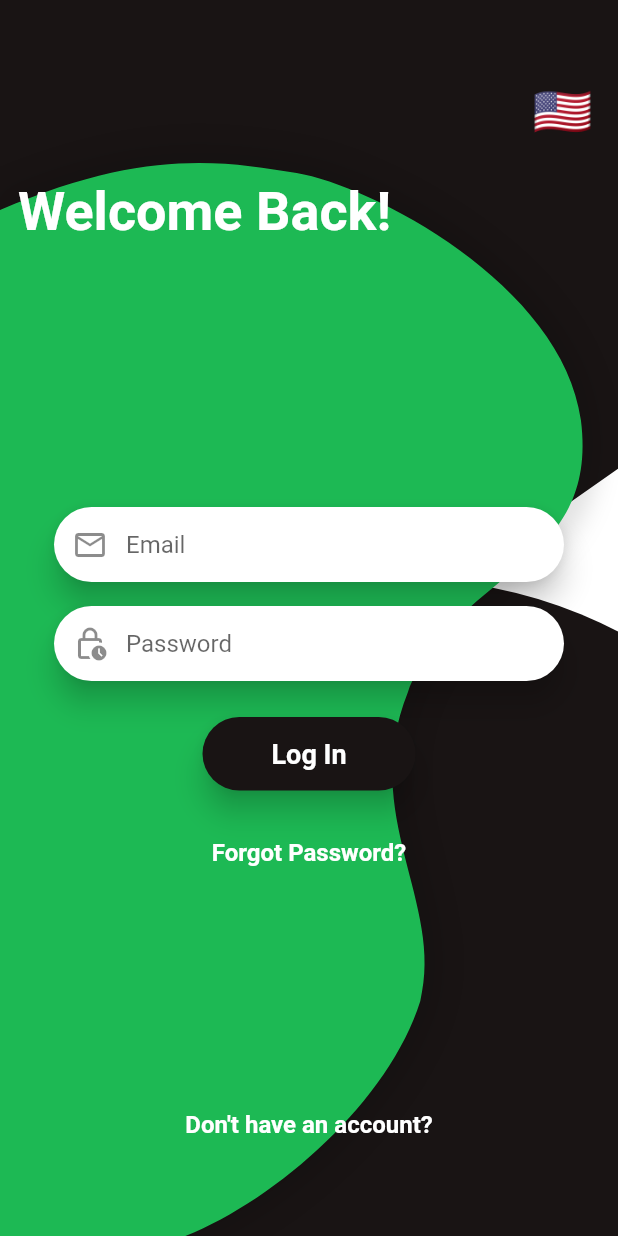
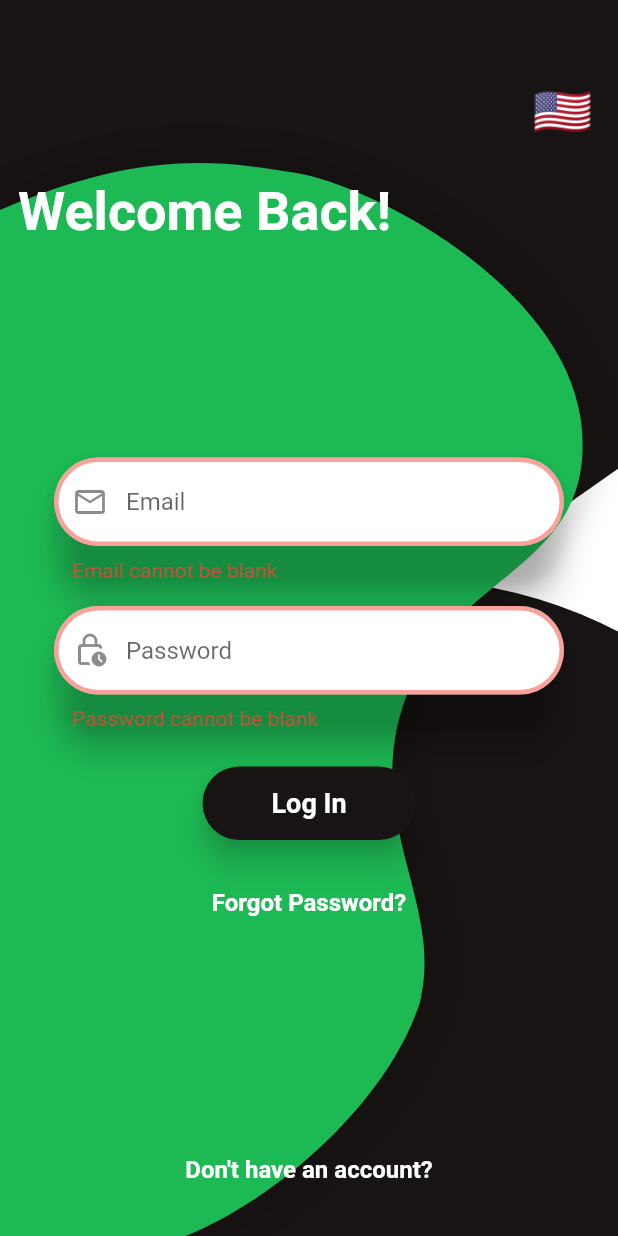
Before and after one commit to teklifyap/mobil, a Flutter app: the screen it shows after launch, after a tap on "Log In", on a phone screen of 412 x 824 dp. Run offline on Flutter 3.47's test engine with Material 2 defaults, Android fonts, the light colour scheme and no system bars; generated files the repository leaves out were written again.

Commit message:
form validationlar

```diff
--- a/lib/screens/login_screen/animations/change_screen_animation.dart
+++ b/lib/screens/login_screen/animations/change_screen_animation.dart
@@ -22,7 +22,7 @@ class ChangeScreenAnimation {
   static final List<Animation<Offset>> forgotPasswordAnimations = [];
 
   static var isPlaying = false;
-  static var currentScreen = Screens.welcomeBack;
+  static var currentScreen = Screens.login;
   static bool hasBeenInitialized = false;
 
   static Animation<Offset> createCustomAnimation({
--- a/lib/screens/login_screen/components/bottom_text.dart
+++ b/lib/screens/login_screen/components/bottom_text.dart
@@ -15,7 +15,7 @@ class BottomText extends StatefulWidget {
 class _BottomTextState extends State<BottomText> {
   @override
   void initState() {
-    ChangeScreenAnimation.bottomTextAnimation.addStatusListener((status) {
+    ChangeScreenAnimation.topTextAnimation.addStatusListener((status) {
       if (status == AnimationStatus.completed) {
         setState(() {});
       }
@@ -33,15 +33,14 @@ class _BottomTextState extends State<BottomText> {
           : GestureDetector(
               onTap: () {
                 if (!ChangeScreenAnimation.isPlaying) {
-                  ChangeScreenAnimation.currentScreen == Screens.welcomeBack
+                  ChangeScreenAnimation.currentScreen == Screens.login
                       ? ChangeScreenAnimation.forward()
                       : ChangeScreenAnimation.reverse();
 
-                  if (ChangeScreenAnimation.currentScreen ==
-                      Screens.createAccount) {
-                    ChangeScreenAnimation.currentScreen = Screens.welcomeBack;
+                  if (ChangeScreenAnimation.currentScreen == Screens.register) {
+                    ChangeScreenAnimation.currentScreen = Screens.login;
                   } else {
-                    ChangeScreenAnimation.currentScreen = Screens.createAccount;
+                    ChangeScreenAnimation.currentScreen = Screens.register;
                   }
                 }
               },
@@ -59,7 +58,7 @@ class _BottomTextState extends State<BottomText> {
                       children: [
                         TextSpan(
                           text: ChangeScreenAnimation.currentScreen ==
-                                  Screens.createAccount
+                                  Screens.register
                               ? AppLocalizations.of(context)!
                                   .alreadyHaveAnAccount
                               : AppLocalizations.of(context)!
--- /dev/null
+++ b/lib/screens/login_screen/components/forgotPassword.dart
@@ -0,0 +1,50 @@
+import 'package:flutter/material.dart';
+import 'package:teklifyap/screens/login_screen/animations/change_screen_animation.dart';
+import 'package:flutter_gen/gen_l10n/app_localizations.dart';
+
+class ForgotPasswordButton extends StatefulWidget {
+  const ForgotPasswordButton({Key? key}) : super(key: key);
+
+  @override
+  State<ForgotPasswordButton> createState() => _ForgotPasswordButtonState();
+}
+
+class _ForgotPasswordButtonState extends State<ForgotPasswordButton> {
+  @override
+  void initState() {
+    ChangeScreenAnimation.topTextAnimation.addStatusListener((status) {
+      if (status == AnimationStatus.completed) {
+        setState(() {});
+      }
+    });
+
+    super.initState();
+  }
+
+  @override
+  Widget build(BuildContext context) {
+    return Padding(
+      padding: const EdgeInsets.all(16),
+      child: Align(
+        alignment: Alignment.bottomCenter,
+        child: RichText(
+          text: TextSpan(
+            style: const TextStyle(
+              fontSize: 16,
+              fontFamily: 'Montserrat',
+            ),
+            children: [
+              TextSpan(
+                text: AppLocalizations.of(context)!.forgotPassword,
+                style: const TextStyle(
+                  color: Colors.white,
+                  fontWeight: FontWeight.w600,
+                ),
+              ),
+            ],
+          ),
+        ),
+      ),
+    );
+  }
+}
--- a/lib/screens/login_screen/components/login_content.dart
+++ b/lib/screens/login_screen/components/login_content.dart
@@ -5,6 +5,7 @@ import 'package:teklifyap/screens/app/app.dart';
 import 'package:teklifyap/screens/language_picker/language_picker_widget.dart';
 import 'package:teklifyap/screens/login_screen/animations/change_screen_animation.dart';
 import 'package:teklifyap/screens/login_screen/components/bottom_text.dart';
+import 'package:teklifyap/screens/login_screen/components/forgotPassword.dart';
 import 'package:teklifyap/screens/login_screen/components/top_text.dart';
 import 'package:teklifyap/screens/login_screen/login_screen.dart';
 import 'package:teklifyap/services/services.dart';
@@ -12,8 +13,8 @@ import 'package:teklifyap/utils/constants.dart';
 import 'package:teklifyap/utils/helper_functions.dart';
 
 enum Screens {
-  createAccount,
-  welcomeBack,
+  register,
+  login,
   forgotPassword,
 }
 
@@ -26,39 +27,85 @@ class LoginContent extends StatefulWidget {
 
 class _LoginContentState extends State<LoginContent>
     with TickerProviderStateMixin {
-  List<Widget>? loginContent;
-  List<Widget>? createAccountContent;
+  final _registerFormKey = GlobalKey<FormState>();
+  final _loginFormKey = GlobalKey<FormState>();
+  final _forgotPasswordFormKey = GlobalKey<FormState>();
+  List<Widget>? loginScreen;
+  List<Widget>? registerScreen;
   List<Widget>? forgotPasswordScreen;
   TextEditingController emailTextController = TextEditingController();
   TextEditingController passwordTextController = TextEditingController();
-  TextEditingController repeatPasswordTextController = TextEditingController();
+  TextEditingController registerRepeatPasswordTextController =
+      TextEditingController();
   TextEditingController nameTextController = TextEditingController();
   TextEditingController surnameTextController = TextEditingController();
 
+  String? isEmptyValidator(String? value) {
+    if (value == null || value.isEmpty) {
+      return "This section cannot be blank";
+    }
+    return null;
+  }
+
+  String? emailValidator(String? value) {
+    if (value == null || value.isEmpty) {
+      return "Email cannot be blank";
+    } else if (!RegExp(
+            r"^[a-zA-Z0-9.a-zA-Z0-9.!#$%&'*+-/=?^_`{|}~]+@[a-zA-Z0-9]+\.[a-zA-Z]+")
+        .hasMatch(value)) {
+      return "Please enter a valid email";
+    }
+    return null;
+  }
+
+  String? passwordValidator(String? value) {
+    if (value == null || value.isEmpty) {
+      return "Password cannot be blank";
+    } else if (!RegExp(r'^(?=.*?[A-Z])(?=.*?[a-z]).{8,}$').hasMatch(value)) {
+      return "Minimum 8 characters, one upper/lower case";
+    }
+    return null;
+  }
+
+  String? repeatPasswordValidator(String? value) {
+    if (value == null || value.isEmpty) {
+      return "Password cannot be blank";
+    } else if (value != passwordTextController.text) {
+      return "Passwords do not match";
+    }
+    return null;
+  }
+
   Widget inputField(String hint, IconData iconData, bool isObscure,
-      TextEditingController controller) {
+      TextEditingController controller, String? Function(String?)? validator) {
     return Padding(
       padding: const EdgeInsets.symmetric(horizontal: 36, vertical: 8),
-      child: SizedBox(
-        height: 50,
       child: Material(
         elevation: 8,
         shadowColor: Colors.black87,
         color: Colors.transparent,
         borderRadius: BorderRadius.circular(30),
-          child: TextField(
+        child: TextFormField(
+          validator: validator,
           controller: controller,
+          textAlignVertical: TextAlignVertical.center,
           obscureText: isObscure,
-            textAlignVertical: TextAlignVertical.bottom,
+          autovalidateMode: AutovalidateMode.onUserInteraction,
           decoration: InputDecoration(
+            prefixIcon: Icon(iconData),
+            filled: true,
+            fillColor: Colors.white,
+            hintText: hint,
+            errorStyle:
+                TextStyle(color: Colors.red.withOpacity(0.8), fontSize: 14),
+            errorBorder: OutlineInputBorder(
+              borderRadius: BorderRadius.circular(30),
+              borderSide:
+                  BorderSide(color: Colors.red.withOpacity(0.5), width: 3.0),
+            ),
             border: OutlineInputBorder(
               borderRadius: BorderRadius.circular(30),
               borderSide: BorderSide.none,
-              ),
-              filled: true,
-              fillColor: Colors.white,
-              hintText: hint,
-              prefixIcon: Icon(iconData),
             ),
           ),
         ),
@@ -93,25 +140,33 @@ class _LoginContentState extends State<LoginContent>
     );
   }
 
-  Widget loginButton(String title) {
+  Widget multiFuncButton(String title) {
     return Padding(
       padding: const EdgeInsets.symmetric(horizontal: 135, vertical: 16),
       child: ElevatedButton(
         onPressed: () async {
-          if (ChangeScreenAnimation.currentScreen == Screens.createAccount) {
+          if (ChangeScreenAnimation.currentScreen == Screens.register &&
+              _registerFormKey.currentState!.validate()) {
             if (await HttpService.register(
                 nameTextController.text,
                 surnameTextController.text,
                 emailTextController.text,
                 passwordTextController.text)) {
-              print("kayıt başarılı");
+              // Todo: login ekranına atmıyor
+              //ChangeScreenAnimation.currentScreen == Screens.login;
+              //ChangeScreenAnimation.dispose();
               Navigator.of(context).push(_createRoute(const LoginScreen()));
             }
-          } else {
+          } else if (ChangeScreenAnimation.currentScreen == Screens.login &&
+              _loginFormKey.currentState!.validate()) {
             if (await HttpService.login(context, emailTextController.text,
                 passwordTextController.text)) {
-              HttpService.getProfile();
+              await HttpService.getProfile();
               Navigator.of(context).push(_createRoute(const App()));
+            }
+          } else {
+            if (_forgotPasswordFormKey.currentState!.validate()) {
+              // TODO: send email button func
             }
           }
         },
@@ -133,165 +188,77 @@ class _LoginContentState extends State<LoginContent>
     );
   }
 
-  Widget orDivider() {
-    return Padding(
-      padding: const EdgeInsets.symmetric(horizontal: 130, vertical: 8),
-      child: Row(
-        children: [
-          Flexible(
-            child: Container(
-              height: 1,
-              color: Colors.white,
-            ),
-          ),
-          Padding(
-            padding: const EdgeInsets.symmetric(horizontal: 16),
-            child: Text(
-              AppLocalizations.of(context)!.or.toLowerCase(),
-              style: const TextStyle(
-                color: Colors.white,
-                fontSize: 16,
-                fontWeight: FontWeight.w600,
-              ),
-            ),
-          ),
-          Flexible(
-            child: Container(
-              height: 1,
-              color: Colors.white,
-            ),
-          ),
-        ],
-      ),
-    );
-  }
+  Future<bool> initialization() async {
+    registerScreen = [
+      inputField(AppLocalizations.of(context)!.name, Icons.person_outline,
+          false, nameTextController, isEmptyValidator),
+      inputField(AppLocalizations.of(context)!.surname, Icons.person_outline,
+          false, surnameTextController, isEmptyValidator),
+      inputField(AppLocalizations.of(context)!.email, Icons.mail_outline, false,
+          emailTextController, emailValidator),
+      inputField(
+          AppLocalizations.of(context)!.password,
+          Icons.lock_clock_outlined,
+          true,
+          passwordTextController,
+          passwordValidator),
+      inputField(
+          AppLocalizations.of(context)!.repeatPassword,
+          Icons.lock_clock_outlined,
+          true,
+          registerRepeatPasswordTextController,
+          repeatPasswordValidator),
+      multiFuncButton(AppLocalizations.of(context)!.signUp),
+    ];
 
-  Widget otherLoginOptions() {
-    return Padding(
-      padding: const EdgeInsets.symmetric(vertical: 16),
-      child: Row(
-        mainAxisAlignment: MainAxisAlignment.center,
-        children: [
+    loginScreen = [
+      inputField(AppLocalizations.of(context)!.email, Icons.mail_outline, false,
+          emailTextController, emailValidator),
+      inputField(
+          AppLocalizations.of(context)!.password,
+          Icons.lock_clock_outlined,
+          true,
+          passwordTextController,
+          passwordValidator),
+      multiFuncButton(AppLocalizations.of(context)!.logIn),
       GestureDetector(
-              onTap: () => {},
-              child: Image.asset('assets/images/facebook.png')),
-          const SizedBox(width: 24),
-          GestureDetector(
-              onTap: () => {}, child: Image.asset('assets/images/google.png')),
-        ],
-      ),
-    );
-  }
-
-  Widget sendEmailButton(String title) {
-    return Padding(
-      padding: const EdgeInsets.symmetric(horizontal: 120.0, vertical: 16),
-      child: ElevatedButton(
-        onPressed: () {},
-        style: ElevatedButton.styleFrom(
-          padding: const EdgeInsets.symmetric(vertical: 14, horizontal: 20),
-          shape: const StadiumBorder(),
-          backgroundColor: kSecondaryColor,
-          elevation: 8,
-          shadowColor: Colors.black87,
-        ),
-        child: Text(
-          title,
-          style: const TextStyle(
-            fontSize: 18,
-            fontWeight: FontWeight.bold,
-          ),
-        ),
-      ),
-    );
-  }
-
-  Widget forgotPasswordButton() {
-    return GestureDetector(
           onTap: () {
+            _forgotPasswordFormKey.currentState!.reset();
             if (!ChangeScreenAnimation.isPlaying) {
               ChangeScreenAnimation.forward(isForgotPassword: true);
-
               ChangeScreenAnimation.currentScreen = Screens.forgotPassword;
             }
           },
           behavior: HitTestBehavior.opaque,
-      child: Padding(
-        padding: const EdgeInsets.all(16),
-        child: Align(
-          alignment: Alignment.bottomCenter,
-          child: RichText(
-            text: TextSpan(
-              style: const TextStyle(
-                fontSize: 16,
-                fontFamily: 'Montserrat',
-              ),
-              children: [
-                TextSpan(
-                  text: AppLocalizations.of(context)!.forgotPassword,
-                  style: const TextStyle(
-                    color: Colors.white,
-                    fontWeight: FontWeight.w600,
-                  ),
-                ),
-              ],
-            ),
-          ),
-        ),
-      ),
-    );
-  }
-
-  Future<String> initialization() async {
-    createAccountContent = [
-      inputField(AppLocalizations.of(context)!.name, Icons.person_outline,
-          false, nameTextController),
-      inputField(AppLocalizations.of(context)!.surname, Icons.person_outline,
-          false, surnameTextController),
-      inputField(AppLocalizations.of(context)!.email, Icons.mail_outline, false,
-          emailTextController),
-      inputField(AppLocalizations.of(context)!.password,
-          Icons.lock_clock_outlined, true, passwordTextController),
-      inputField(AppLocalizations.of(context)!.repeatPassword,
-          Icons.lock_clock_outlined, true, repeatPasswordTextController),
-      loginButton(AppLocalizations.of(context)!.signUp),
-    ];
-
-    loginContent = [
-      inputField(AppLocalizations.of(context)!.email, Icons.mail_outline, false,
-          emailTextController),
-      inputField(AppLocalizations.of(context)!.password,
-          Icons.lock_clock_outlined, true, passwordTextController),
-      loginButton(AppLocalizations.of(context)!.logIn),
-      forgotPasswordButton(),
+          child: const ForgotPasswordButton()),
     ];
 
     forgotPasswordScreen = [
       inputField(AppLocalizations.of(context)!.email, Icons.mail_outline, false,
-          emailTextController),
-      sendEmailButton(AppLocalizations.of(context)!.sendEmail),
+          emailTextController, emailValidator),
+      multiFuncButton(AppLocalizations.of(context)!.sendEmail),
     ];
 
     if (ChangeScreenAnimation.hasBeenInitialized == false) {
       ChangeScreenAnimation.initialize(
           vsync: this,
-          createAccountItems: createAccountContent!.length,
-          loginItems: loginContent!.length,
+          createAccountItems: registerScreen!.length,
+          loginItems: loginScreen!.length,
           forgotPasswordItems: forgotPasswordScreen!.length,
           isReverse: false);
     }
 
-    for (var i = 0; i < createAccountContent!.length; i++) {
-      createAccountContent![i] = HelperFunctions.wrapWithAnimatedBuilder(
+    for (var i = 0; i < registerScreen!.length; i++) {
+      registerScreen![i] = HelperFunctions.wrapWithAnimatedBuilder(
         animation: ChangeScreenAnimation.createAccountAnimations[i],
-        child: createAccountContent![i],
+        child: registerScreen![i],
       );
     }
 
-    for (var i = 0; i < loginContent!.length; i++) {
-      loginContent![i] = HelperFunctions.wrapWithAnimatedBuilder(
+    for (var i = 0; i < loginScreen!.length; i++) {
+      loginScreen![i] = HelperFunctions.wrapWithAnimatedBuilder(
         animation: ChangeScreenAnimation.loginAnimations[i],
-        child: loginContent![i],
+        child: loginScreen![i],
       );
     }
 
@@ -302,7 +269,7 @@ class _LoginContentState extends State<LoginContent>
       );
     }
 
-    return "Widgets created";
+    return true;
   }
 
   @override
@@ -313,9 +280,9 @@ class _LoginContentState extends State<LoginContent>
 
   @override
   Widget build(BuildContext context) {
-    return FutureBuilder<String>(
+    return FutureBuilder<bool>(
         future: initialization(),
-        builder: (BuildContext context, AsyncSnapshot<String> snapshot) {
+        builder: (BuildContext context, AsyncSnapshot<bool> snapshot) {
           if (snapshot.hasData) {
             return Stack(
               children: [
@@ -330,27 +297,36 @@ class _LoginContentState extends State<LoginContent>
                   padding: const EdgeInsets.only(top: 100),
                   child: Stack(
                     children: [
-                      Column(
+                      Form(
+                        key: _forgotPasswordFormKey,
+                        child: Column(
                             mainAxisAlignment: MainAxisAlignment.center,
                             crossAxisAlignment: CrossAxisAlignment.stretch,
                             children: forgotPasswordScreen!),
-                      Column(
+                      ),
+                      Form(
+                        key: _registerFormKey,
+                        child: Column(
                             mainAxisAlignment: MainAxisAlignment.center,
                             crossAxisAlignment: CrossAxisAlignment.stretch,
-                          children: createAccountContent!),
-                      Column(
+                            children: registerScreen!),
+                      ),
+                      Form(
+                        key: _loginFormKey,
+                        child: Column(
                             mainAxisAlignment: MainAxisAlignment.center,
                             crossAxisAlignment: CrossAxisAlignment.stretch,
-                          children: loginContent!),
+                            children: loginScreen!),
+                      ),
                     ],
                   ),
                 ),
                 const Align(
                   alignment: Alignment.bottomCenter,
                   child: SizedBox(
-                    height: 100,
+                    height: 70,
                     child: Padding(
-                      padding: EdgeInsets.only(bottom: 50),
+                      padding: EdgeInsets.only(bottom: 20),
                       child: BottomText(),
                     ),
                   ),
--- a/lib/screens/login_screen/components/top_text.dart
+++ b/lib/screens/login_screen/components/top_text.dart
@@ -38,7 +38,7 @@ class _TopTextState extends State<TopText> {
               ),
             )
           : Text(
-              ChangeScreenAnimation.currentScreen == Screens.createAccount
+              ChangeScreenAnimation.currentScreen == Screens.register
                   ? AppLocalizations.of(context)!.createAccount
                   : AppLocalizations.of(context)!.welcomeBack,
               style: const TextStyle(
--- a/lib/screens/login_screen/login_screen.dart
+++ b/lib/screens/login_screen/login_screen.dart
@@ -3,7 +3,6 @@ import 'package:flutter/material.dart';
 import 'package:teklifyap/screens/login_screen/components/center_widget/center_widget.dart';
 import 'package:teklifyap/screens/login_screen/components/login_content.dart';
 import 'package:teklifyap/utils/constants.dart';
-
 
 class LoginScreen extends StatefulWidget {
   const LoginScreen({Key? key}) : super(key: key);
```
Lines whose indentation alone changed are shown as unchanged.
